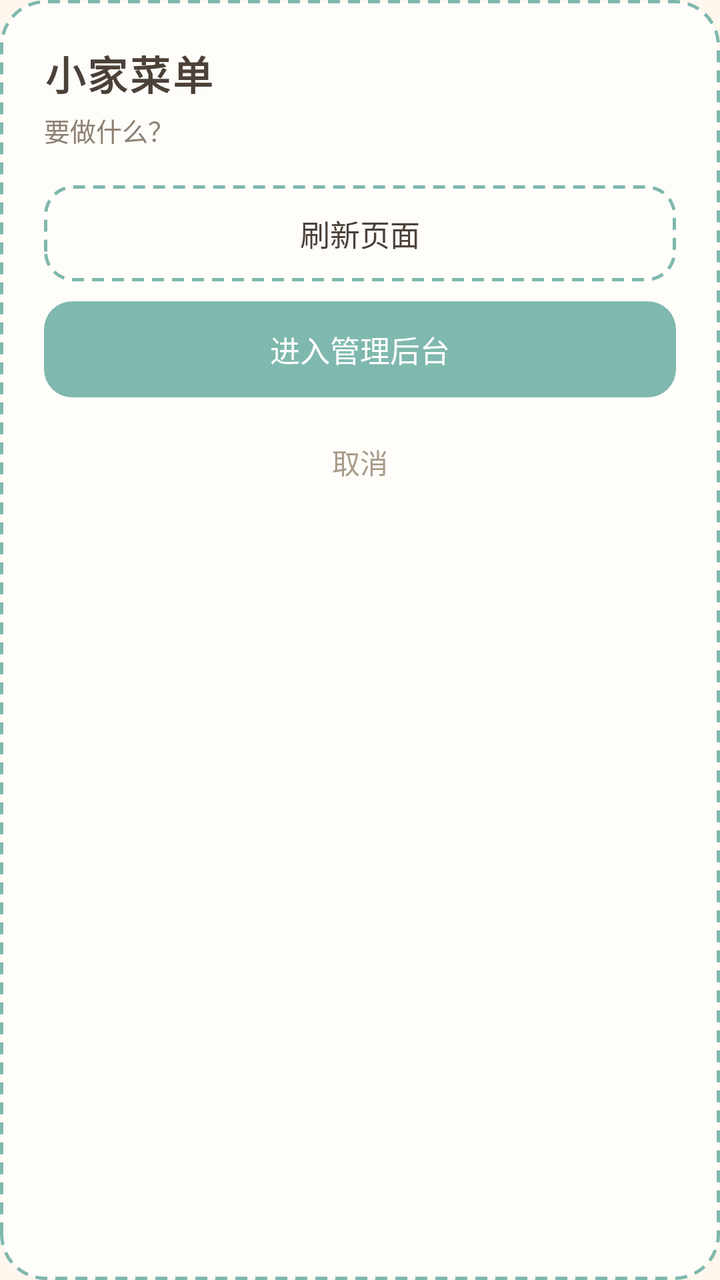
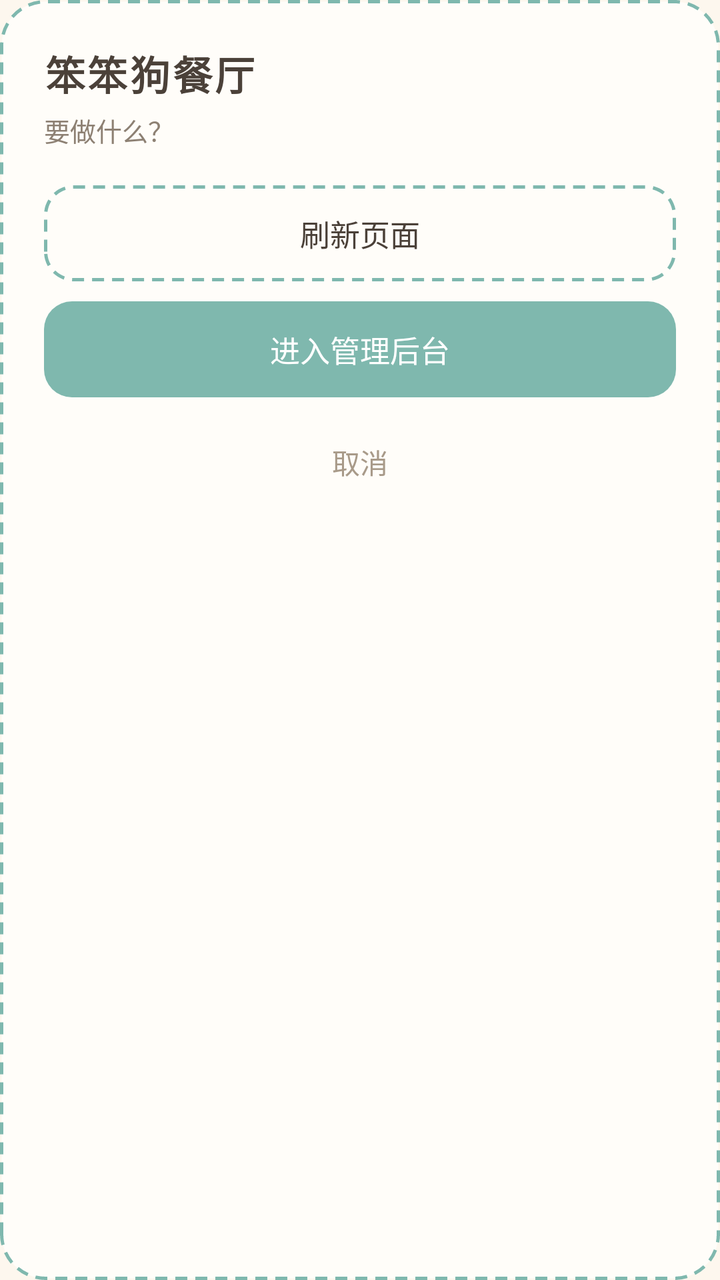

Screens rendered from an Android XML layout before and after an edit, with the pre-edit source and the edit as a unified diff.
<!-- AndroidManifest.xml: application theme Theme.Xiaojia -->
<!-- res/layout/dialog_menu.xml -->
<?xml version="1.0" encoding="utf-8"?>
<LinearLayout xmlns:android="http://schemas.android.com/apk/res/android"
    android:layout_width="300dp"
    android:layout_height="wrap_content"
    android:orientation="vertical"
    android:background="@drawable/dialog_bg"
    android:padding="22dp">

    <TextView
        android:layout_width="wrap_content"
        android:layout_height="wrap_content"
        android:text="小家菜单"
        android:textColor="#4B4139"
        android:textSize="20sp"
        android:textStyle="bold"
        android:letterSpacing="0.06" />

    <TextView
        android:layout_width="wrap_content"
        android:layout_height="wrap_content"
        android:layout_marginTop="4dp"
        android:layout_marginBottom="18dp"
        android:text="要做什么？"
        android:textColor="#8D8073"
        android:textSize="13sp" />

    <TextView
        android:id="@+id/btnRefresh"
        android:layout_width="match_parent"
        android:layout_height="wrap_content"
        android:background="@drawable/btn_ghost"
        android:gravity="center"
        android:paddingTop="13dp"
        android:paddingBottom="13dp"
        android:text="刷新页面"
        android:textColor="#4B4139"
        android:textSize="15sp" />

    <TextView
        android:id="@+id/btnAdmin"
        android:layout_width="match_parent"
        android:layout_height="wrap_content"
        android:layout_marginTop="10dp"
        android:background="@drawable/btn_primary"
        android:gravity="center"
        android:paddingTop="13dp"
        android:paddingBottom="13dp"
        android:text="进入管理后台"
        android:textColor="#FFFFFF"
        android:textSize="15sp" />

    <TextView
        android:id="@+id/btnCancel"
        android:layout_width="match_parent"
        android:layout_height="wrap_content"
        android:layout_marginTop="14dp"
        android:gravity="center"
        android:paddingTop="8dp"
        android:paddingBottom="8dp"
        android:text="取消"
        android:textColor="#A89A89"
        android:textSize="14sp" />
</LinearLayout>
<!-- resources referenced by this layout -->
<resources>
  <!-- drawable btn_ghost (drawable) -->
  <?xml version="1.0" encoding="utf-8"?>
  <shape xmlns:android="http://schemas.android.com/apk/res/android" android:shape="rectangle">
      <solid android:color="#FFFDF9" />
      <corners android:radius="14dp" />
      <stroke android:width="1.5dp" android:color="#7FB8AE" android:dashWidth="6dp" android:dashGap="4dp" />
  </shape>
  <!-- drawable btn_primary (drawable) -->
  <?xml version="1.0" encoding="utf-8"?>
  <shape xmlns:android="http://schemas.android.com/apk/res/android" android:shape="rectangle">
      <solid android:color="#7FB8AE" />
      <corners android:radius="14dp" />
  </shape>
  <!-- drawable dialog_bg (drawable) -->
  <?xml version="1.0" encoding="utf-8"?>
  <shape xmlns:android="http://schemas.android.com/apk/res/android" android:shape="rectangle">
      <solid android:color="#FFFDF9" />
      <corners android:radius="22dp" />
      <stroke android:width="1.5dp" android:color="#7FB8AE" android:dashWidth="6dp" android:dashGap="4dp" />
  </shape>
  <style name="Theme.Xiaojia" parent="android:Theme.Material.Light.NoActionBar">
          <item name="android:windowLightStatusBar">true</item>
          <item name="android:statusBarColor">#FDF7EE</item>
          <item name="android:navigationBarColor">#FDF7EE</item>
          <item name="android:windowBackground">#FDF7EE</item>
      </style>
</resources>

<!-- the commit's change to res/layout/dialog_menu.xml (unified diff, before → after) -->
@@ -9,7 +9,7 @@
     <TextView
         android:layout_width="wrap_content"
         android:layout_height="wrap_content"
-        android:text="小家菜单"
+        android:text="笨笨狗餐厅"
         android:textColor="#4B4139"
         android:textSize="20sp"
         android:textStyle="bold"
